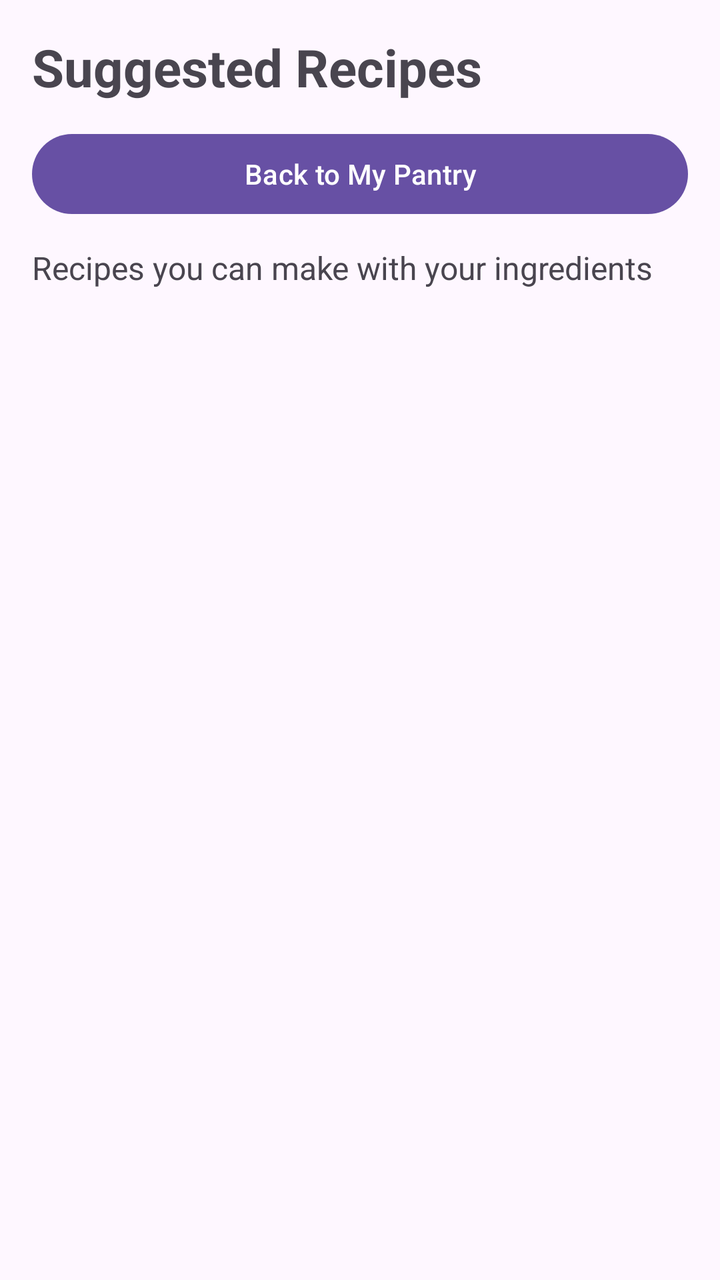
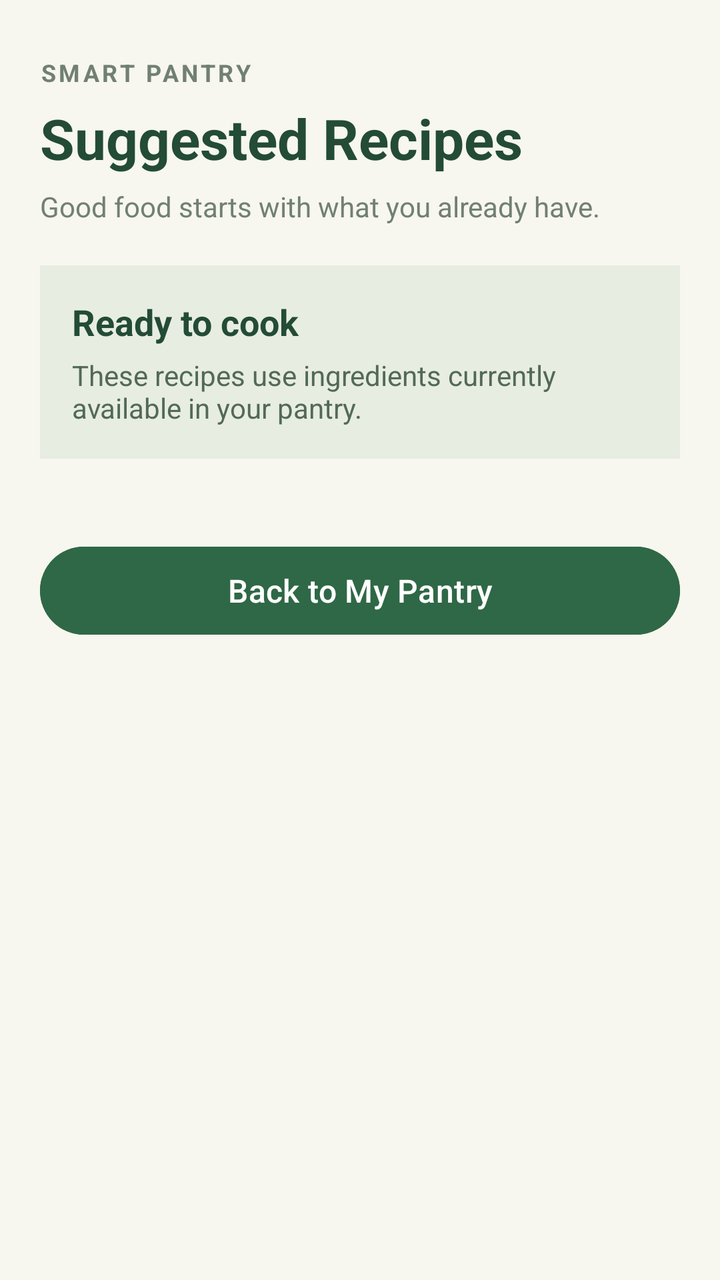

Compare the two renders of this Android layout. The source of the first and the diff that turns it into the second are given below.
<!-- AndroidManifest.xml: application theme Theme.SmartPantryManager -->
<!-- res/layout/activity_suggested_recipes.xml -->
<?xml version="1.0" encoding="utf-8"?>
<LinearLayout xmlns:android="http://schemas.android.com/apk/res/android"
    android:id="@+id/main"
    android:layout_width="match_parent"
    android:layout_height="match_parent"
    android:orientation="vertical"
    android:padding="16dp">

    <TextView
        android:layout_width="match_parent"
        android:layout_height="wrap_content"
        android:text="Suggested Recipes"
        android:textSize="26sp"
        android:textStyle="bold"
        android:paddingBottom="12dp" />

    <Button
        android:id="@+id/buttonBackToPantry"
        android:layout_width="match_parent"
        android:layout_height="wrap_content"
        android:text="Back to My Pantry" />

    <TextView
        android:layout_width="match_parent"
        android:layout_height="wrap_content"
        android:text="Recipes you can make with your ingredients"
        android:textSize="16sp"
        android:paddingTop="12dp"
        android:paddingBottom="8dp" />

    <TextView
        android:id="@+id/textNoRecipes"
        android:layout_width="match_parent"
        android:layout_height="wrap_content"
        android:text="No recipes available with your current ingredients."
        android:gravity="center"
        android:padding="24dp"
        android:visibility="gone" />

    <androidx.recyclerview.widget.RecyclerView
        android:id="@+id/recyclerViewRecipes"
        android:contentDescription="Suggested Recipes"
        android:layout_width="match_parent"
        android:layout_height="0dp"
        android:layout_weight="1" />

</LinearLayout>
<!-- resources referenced by this layout -->
<resources>
  <style name="Theme.SmartPantryManager" parent="Base.Theme.SmartPantryManager" />
  <style name="Base.Theme.SmartPantryManager" parent="Theme.Material3.DayNight.NoActionBar">
          
          
      </style>
</resources>

<!-- the commit's change to res/layout/activity_suggested_recipes.xml (unified diff, before → after) -->
@@ -1,47 +1,103 @@
 <?xml version="1.0" encoding="utf-8"?>
-<LinearLayout xmlns:android="http://schemas.android.com/apk/res/android"
-    android:id="@+id/main"
+<ScrollView xmlns:android="http://schemas.android.com/apk/res/android"
     android:layout_width="match_parent"
     android:layout_height="match_parent"
-    android:orientation="vertical"
-    android:padding="16dp">
+    android:background="#F7F6EF"
+    android:fillViewport="true">
 
-    <TextView
+    <LinearLayout
+        android:id="@+id/main"
         android:layout_width="match_parent"
         android:layout_height="wrap_content"
-        android:text="Suggested Recipes"
-        android:textSize="26sp"
-        android:textStyle="bold"
-        android:paddingBottom="12dp" />
+        android:orientation="vertical"
+        android:padding="20dp">
 
-    <Button
-        android:id="@+id/buttonBackToPantry"
-        android:layout_width="match_parent"
-        android:layout_height="wrap_content"
-        android:text="Back to My Pantry" />
+        <TextView
+            android:layout_width="match_parent"
+            android:layout_height="wrap_content"
+            android:text="SMART PANTRY"
+            android:textColor="#718071"
+            android:textSize="12sp"
+            android:textStyle="bold"
+            android:letterSpacing="0.12"
+            android:layout_marginTop="8dp" />
 
-    <TextView
-        android:layout_width="match_parent"
-        android:layout_height="wrap_content"
-        android:text="Recipes you can make with your ingredients"
-        android:textSize="16sp"
-        android:paddingTop="12dp"
-        android:paddingBottom="8dp" />
+        <TextView
+            android:layout_width="match_parent"
+            android:layout_height="wrap_content"
+            android:text="Suggested Recipes"
+            android:textColor="#234B35"
+            android:textSize="28sp"
+            android:textStyle="bold"
+            android:layout_marginTop="6dp" />
 
-    <TextView
-        android:id="@+id/textNoRecipes"
-        android:layout_width="match_parent"
-        android:layout_height="wrap_content"
-        android:text="No recipes available with your current ingredients."
-        android:gravity="center"
-        android:padding="24dp"
-        android:visibility="gone" />
+        <TextView
+            android:layout_width="match_parent"
+            android:layout_height="wrap_content"
+            android:text="Good food starts with what you already have."
+            android:textColor="#718071"
+            android:textSize="14sp"
+            android:layout_marginTop="6dp"
+            android:layout_marginBottom="20dp" />
 
-    <androidx.recyclerview.widget.RecyclerView
-        android:id="@+id/recyclerViewRecipes"
-        android:contentDescription="Suggested Recipes"
-        android:layout_width="match_parent"
-        android:layout_height="0dp"
-        android:layout_weight="1" />
+        <LinearLayout
+            android:layout_width="match_parent"
+            android:layout_height="wrap_content"
+            android:orientation="vertical"
+            android:padding="16dp"
+            android:background="#E7EDE1"
+            android:layout_marginBottom="20dp">
 
-</LinearLayout>
+            <TextView
+                android:layout_width="match_parent"
+                android:layout_height="wrap_content"
+                android:text="Ready to cook"
+                android:textColor="#234B35"
+                android:textSize="18sp"
+                android:textStyle="bold" />
+
+            <TextView
+                android:layout_width="match_parent"
+                android:layout_height="wrap_content"
+                android:layout_marginTop="5dp"
+                android:text="These recipes use ingredients currently available in your pantry."
+                android:textColor="#536957"
+                android:textSize="14sp" />
+
+        </LinearLayout>
+
+        <androidx.recyclerview.widget.RecyclerView
+            android:id="@+id/recyclerViewRecipes"
+            android:layout_width="match_parent"
+            android:layout_height="wrap_content"
+            android:nestedScrollingEnabled="false"
+            android:clipToPadding="false"
+            android:paddingBottom="8dp" />
+
+        <TextView
+            android:id="@+id/textNoRecipes"
+            android:layout_width="match_parent"
+            android:layout_height="wrap_content"
+            android:text="No recipes available yet. Add more ingredients to your pantry to discover what you can make!"
+            android:textColor="#536957"
+            android:textSize="15sp"
+            android:gravity="center"
+            android:padding="24dp"
+            android:visibility="gone" />
+
+        <Button
+            android:id="@+id/buttonBackToPantry"
+            android:layout_width="match_parent"
+            android:layout_height="wrap_content"
+            android:layout_marginTop="12dp"
+            android:layout_marginBottom="12dp"
+            android:text="Back to My Pantry"
+            android:textAllCaps="false"
+            android:textSize="16sp"
+            android:textColor="#FFFFFF"
+            android:backgroundTint="#2F6846"
+            android:minHeight="52dp" />
+
+    </LinearLayout>
+
+</ScrollView>
